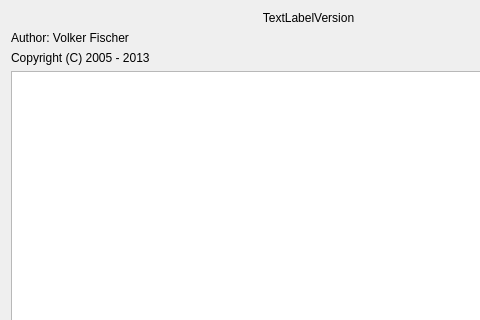
This is src/aboutdlgbase.ui in jamulussoftware/jamulus as Qt 5 draws it before an edit; both pictures show x 0 to 480 and y 0 to 320 of the 630 by 465 pixel window. The edited form follows.
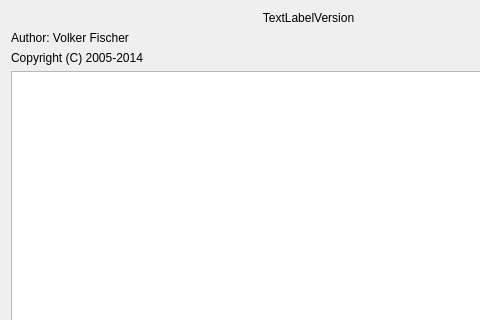
This is the edited form. Icons and pictures are not drawn.

```diff
--- a/src/aboutdlgbase.ui
+++ b/src/aboutdlgbase.ui
@@ -133,7 +133,7 @@
            <item>
             <widget class="QLabel" name="lblCopyright" >
              <property name="text" >
-              <string>Copyright (C) 2005 - 2013</string>
+              <string>Copyright (C) 2005-2014</string>
              </property>
              <property name="wordWrap" >
               <bool>false</bool>
```
